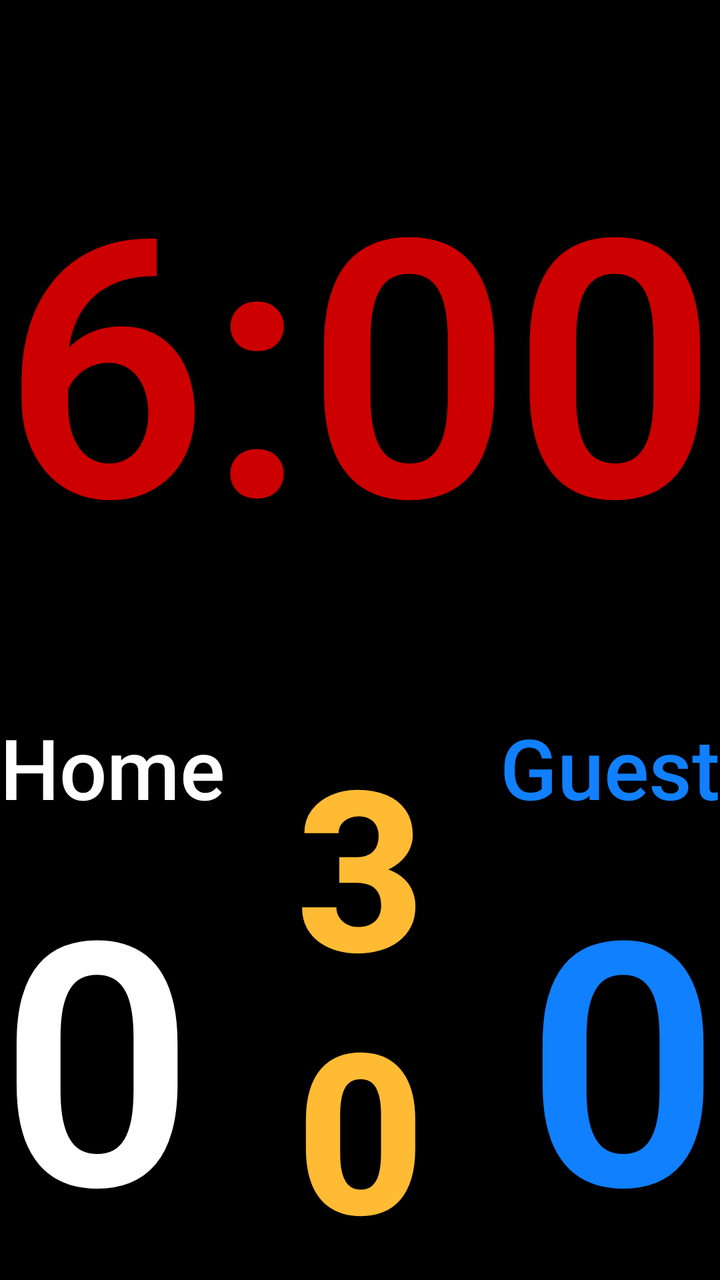
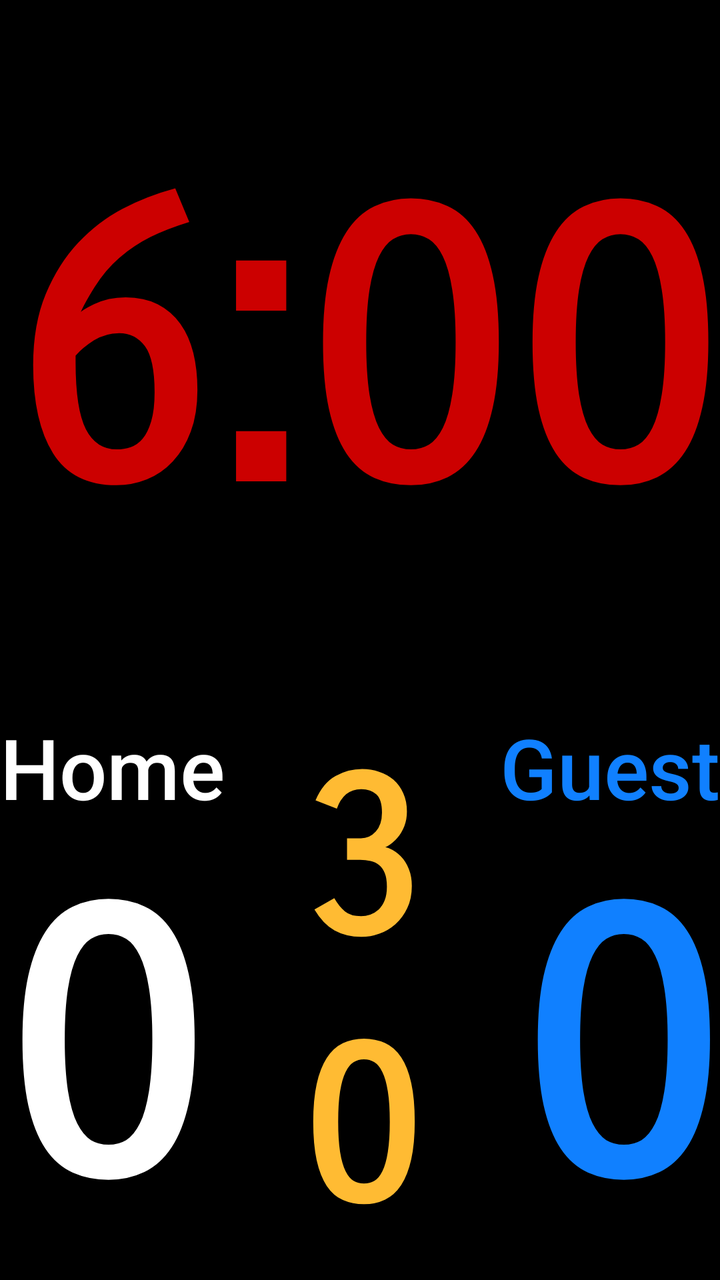

Two renders of the same Android screen: before a commit and after it. Below are the layout's source before the change and the commit's diff.
<!-- AndroidManifest.xml: application theme AppTheme -->
<!-- res/layout/full_board.xml -->
<?xml version="1.0" encoding="utf-8"?>
<androidx.coordinatorlayout.widget.CoordinatorLayout xmlns:android="http://schemas.android.com/apk/res/android"
    xmlns:app="http://schemas.android.com/apk/res-auto"
    xmlns:tools="http://schemas.android.com/tools"
    android:layout_width="match_parent"
    android:layout_height="match_parent"
    android:keepScreenOn="true"
    tools:context="de.wasserball.wabaclock.main.FullBoard">

    <LinearLayout
        android:id="@+id/fullBoardLayout"
        android:layout_width="match_parent"
        android:layout_height="match_parent"
        android:orientation="vertical">

        <Button
            android:id="@+id/mainTimeBoard"
            style="@style/Widget.AppCompat.Button.Borderless"
            android:layout_width="match_parent"
            android:layout_height="0dp"
            android:layout_weight="5"
            android:background="@android:color/background_dark"
            android:clickable="true"
            android:contentDescription="@string/main_time_content_description"
            android:focusable="true"
            android:text="@string/main_time_default_val"
            android:textAlignment="center"
            android:textAllCaps="false"
            android:textAppearance="@style/TextAppearance.AppCompat.Display4"
            android:textColor="@android:color/holo_red_dark"
            android:textSize="112sp"
            android:textStyle="bold"
            app:autoSizeMaxTextSize="4000sp"
            app:autoSizeMinTextSize="12sp"
            app:autoSizeStepGranularity="2sp"
            app:autoSizeTextType="uniform" />

        <LinearLayout
            android:id="@+id/layoutButtons"
            android:layout_width="match_parent"
            android:layout_height="0dp"
            android:layout_weight="4"
            android:background="@android:color/background_dark"
            android:orientation="horizontal">

            <LinearLayout
                android:layout_width="0dp"
                android:layout_height="match_parent"
                android:layout_weight="1"
                android:orientation="vertical">

                <Button
                    android:id="@+id/btnTeamHome"
                    style="@style/Widget.AppCompat.Button.Borderless"
                    android:layout_width="match_parent"
                    android:layout_height="0dp"
                    android:layout_weight="1"
                    android:background="@android:color/background_dark"
                    android:text="@string/home_team_default_name"
                    android:textAlignment="textStart"
                    android:textAllCaps="false"
                    android:textColor="@android:color/white"
                    app:autoSizeMaxTextSize="400sp"
                    app:autoSizeMinTextSize="12sp"
                    app:autoSizeStepGranularity="2sp"
                    app:autoSizeTextType="uniform" />

                <Button
                    android:id="@+id/toreHeimBoard"
                    style="@style/Widget.AppCompat.Button.Borderless"
                    android:layout_width="match_parent"
                    android:layout_height="0dp"
                    android:layout_weight="4"
                    android:background="@android:color/background_dark"
                    android:contentDescription="@string/goals_home_content_description"
                    android:text="@string/_00"
                    android:textAlignment="textStart"
                    android:textAllCaps="false"
                    android:textAppearance="@style/TextAppearance.AppCompat.Display4"
                    android:textColor="@android:color/background_light"
                    android:textStyle="bold"
                    app:autoSizeMaxTextSize="4000sp"
                    app:autoSizeMinTextSize="12sp"
                    app:autoSizeStepGranularity="2sp"
                    app:autoSizeTextType="uniform" />
            </LinearLayout>

            <Button
                android:id="@+id/shotclock_angriffszeit2"
                style="@style/Widget.AppCompat.Button.Borderless"
                android:layout_width="0dp"
                android:layout_height="match_parent"
                android:layout_weight="1"
                android:background="@android:color/background_dark"
                android:clickable="true"
                android:contentDescription="@string/shotclock_content_description"
                android:focusable="true"
                android:text="@string/shotclock_default_val"
                android:textAlignment="center"
                android:textAllCaps="false"
                android:textColor="@android:color/holo_orange_light"
                android:textStyle="bold"
                app:autoSizeMaxTextSize="4000sp"
                app:autoSizeMinTextSize="12sp"
                app:autoSizeStepGranularity="20sp"
                app:autoSizeTextType="uniform" />

            <LinearLayout
                android:layout_width="0dp"
                android:layout_height="match_parent"
                android:layout_weight="1"
                android:orientation="vertical">

                <Button
                    android:id="@+id/btnTeamGuest"
                    style="@style/Widget.AppCompat.Button.Borderless"
                    android:layout_width="match_parent"
                    android:layout_height="0dp"
                    android:layout_weight="1"
                    android:background="@android:color/background_dark"
                    android:text="@string/guest_team_default_name"
                    android:textAlignment="textEnd"
                    android:textAllCaps="false"
                    android:textColor="@color/blue"
                    app:autoSizeMaxTextSize="400sp"
                    app:autoSizeMinTextSize="12sp"
                    app:autoSizeStepGranularity="2sp"
                    app:autoSizeTextType="uniform" />

                <Button
                    android:id="@+id/toreGastBoard"
                    style="@style/Widget.AppCompat.Button.Borderless"
                    android:layout_width="match_parent"
                    android:layout_height="0dp"
                    android:layout_weight="4"
                    android:background="@android:color/background_dark"
                    android:contentDescription="@string/goals_guest_content_description"
                    android:text="@string/_00"
                    android:textAlignment="textEnd"
                    android:textAllCaps="false"
                    android:textAppearance="@style/TextAppearance.AppCompat.Display4"
                    android:textColor="@color/blue"
                    android:textStyle="bold"
                    app:autoSizeMaxTextSize="4000sp"
                    app:autoSizeMinTextSize="12sp"
                    app:autoSizeStepGranularity="2sp"
                    app:autoSizeTextType="uniform" />
            </LinearLayout>

        </LinearLayout>
    </LinearLayout>

</androidx.coordinatorlayout.widget.CoordinatorLayout>
<!-- resources referenced by this layout -->
<resources>
  <color name="blue">#1080FF</color>
  <string name="_00">0</string>
  <string name="goals_guest_content_description">golas guest</string>
  <string name="goals_home_content_description">goals home</string>
  <string name="guest_team_default_name">Guest</string>
  <string name="home_team_default_name">Home</string>
  <string name="main_time_content_description">main time</string>
  <string name="main_time_default_val">6:00</string>
  <string name="shotclock_content_description">shotclock</string>
  <string name="shotclock_default_val">30</string>
  <style name="AppTheme" parent="Theme.AppCompat.Light.NoActionBar">
          
          <item name="colorPrimary">@color/colorPrimary</item>
          <item name="colorPrimaryDark">@color/colorPrimaryDark</item>
          <item name="colorAccent">@color/colorAccent</item>
      </style>
  <color name="colorPrimary">#008577</color>
  <color name="colorPrimaryDark">#000000</color>
  <color name="colorAccent">#D81B60</color>
</resources>

<!-- the commit's change to res/layout/full_board.xml (unified diff, before → after) -->
@@ -25,6 +25,7 @@
             android:focusable="true"
             android:text="@string/main_time_default_val"
             android:textAlignment="center"
+            android:fontFamily="sans-serif-smallcaps"
             android:textAllCaps="false"
             android:textAppearance="@style/TextAppearance.AppCompat.Display4"
             android:textColor="@android:color/holo_red_dark"
@@ -75,6 +76,7 @@
                     android:contentDescription="@string/goals_home_content_description"
                     android:text="@string/_00"
                     android:textAlignment="textStart"
+                    android:fontFamily="sans-serif-smallcaps"
                     android:textAllCaps="false"
                     android:textAppearance="@style/TextAppearance.AppCompat.Display4"
                     android:textColor="@android:color/background_light"
@@ -97,6 +99,7 @@
                 android:focusable="true"
                 android:text="@string/shotclock_default_val"
                 android:textAlignment="center"
+                android:fontFamily="sans-serif-smallcaps"
                 android:textAllCaps="false"
                 android:textColor="@android:color/holo_orange_light"
                 android:textStyle="bold"
@@ -137,6 +140,7 @@
                     android:contentDescription="@string/goals_guest_content_description"
                     android:text="@string/_00"
                     android:textAlignment="textEnd"
+                    android:fontFamily="sans-serif-smallcaps"
                     android:textAllCaps="false"
                     android:textAppearance="@style/TextAppearance.AppCompat.Display4"
                     android:textColor="@color/blue"
